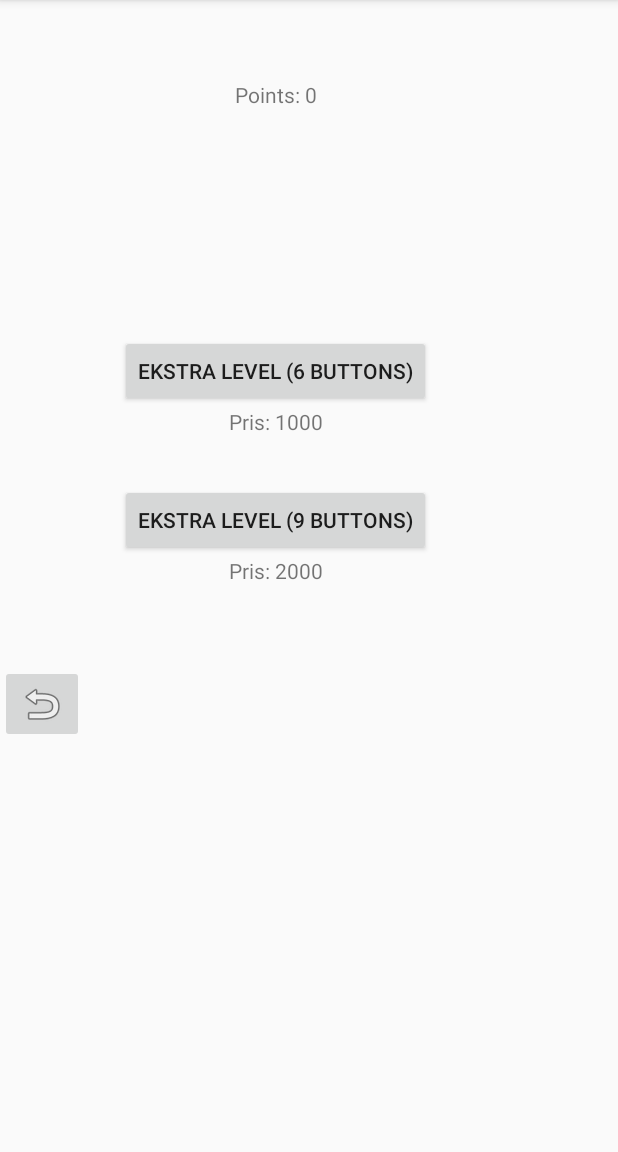
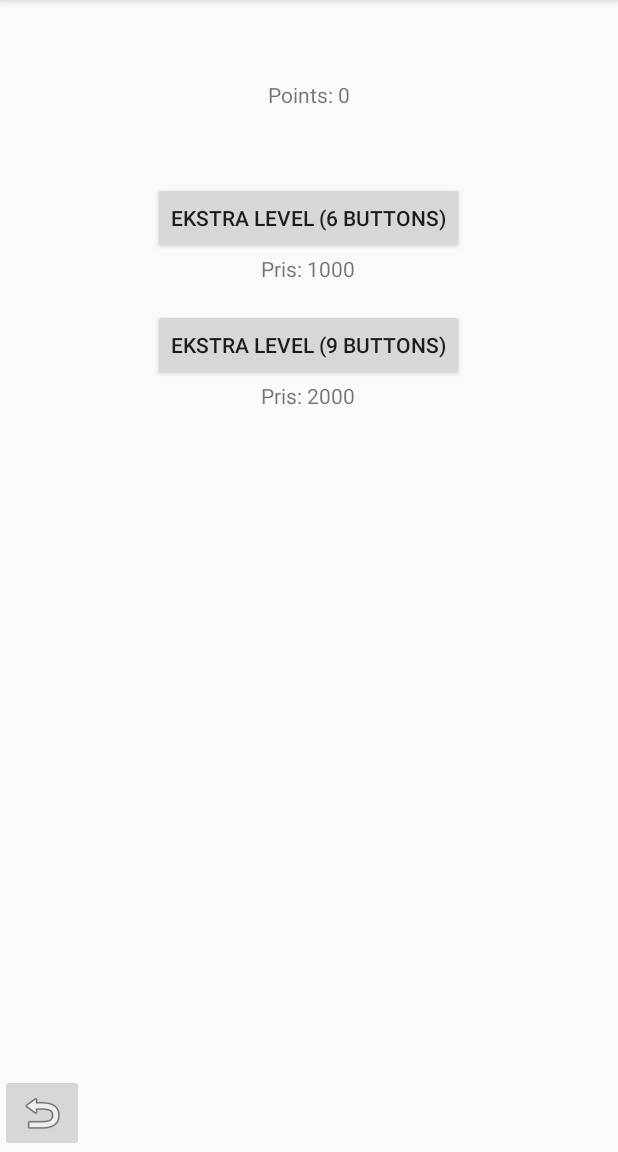
Before and after one commit to UNFDanmark/SDC2017-TapTapMemory, an Android app: the StoreActivity screen opened directly, with no data from a screen before it, on a phone screen of 412 x 824 dp, the part 84-1236 px from its top. Run offline under Robolectric (Android 15) with nearby library versions, the phone set to English and light mode, and no system bars.

Commit message:
Fixed formating.

```diff
--- a/app/src/main/res/layout/activity_store.xml
+++ b/app/src/main/res/layout/activity_store.xml
@@ -1,44 +1,30 @@
 <?xml version="1.0" encoding="utf-8"?>
-<android.support.constraint.ConstraintLayout xmlns:android="http://schemas.android.com/apk/res/android"
+<RelativeLayout xmlns:android="http://schemas.android.com/apk/res/android"
     xmlns:app="http://schemas.android.com/apk/res-auto"
     xmlns:tools="http://schemas.android.com/tools"
+    android:id="@+id/relativeLay"
     android:layout_width="match_parent"
-    android:layout_height="match_parent"
-    tools:context="software.unf.dk.simonsaysworkingproject.StoreActivity">
+    android:layout_height="wrap_content"
+    tools:layout_editor_absoluteY="8dp"
+    tools:layout_editor_absoluteX="8dp"
+    tools:context="software.unf.dk.simonsaysworkingproject.MainActivity">
 
     <RelativeLayout
-        android:layout_width="368dp"
-        android:layout_height="495dp"
-        tools:layout_editor_absoluteY="8dp"
-        tools:layout_editor_absoluteX="8dp">
-
-        <TextView
-            android:id="@+id/points2"
-            android:layout_width="wrap_content"
-            android:layout_height="wrap_content"
-            android:layout_alignParentTop="true"
-            android:layout_centerHorizontal="true"
-            android:layout_marginTop="53dp"
-            android:text="0 POINTS" />
+        android:layout_width="wrap_content"
+        android:layout_height="wrap_content"
+        android:layout_centerHorizontal="true"
+        android:layout_marginTop="100dp">
 
         <Button
             android:id="@+id/level2"
             android:layout_width="wrap_content"
             android:layout_height="wrap_content"
-            android:layout_centerHorizontal="true"
-            android:layout_centerVertical="true"
             android:text="Ekstra level (6 buttons)"
-            android:onClick="newLevel"/>
-
-        <ImageButton
-            android:id="@+id/imageButton"
-            android:layout_width="wrap_content"
-            android:layout_height="wrap_content"
-            app:srcCompat="@android:drawable/ic_menu_revert"
-            android:layout_alignParentBottom="true"
+            android:onClick="newLevel"
+            android:layout_alignParentTop="true"
             android:layout_alignParentLeft="true"
             android:layout_alignParentStart="true"
-            android:onClick="back"/>
+            android:layout_marginTop="21dp" />
 
         <TextView
             android:id="@+id/pris"
@@ -52,11 +38,12 @@
             android:id="@+id/level3"
             android:layout_width="wrap_content"
             android:layout_height="wrap_content"
+            android:layout_marginTop="17dp"
+            android:onClick="newLevel2"
+            android:text="Ekstra level (9 buttons)"
             android:layout_below="@+id/pris"
-            android:layout_centerHorizontal="true"
-            android:layout_marginTop="32dp"
-            android:onClick="newLevel2"
-            android:text="Ekstra level (9 buttons)" />
+            android:layout_alignParentLeft="true"
+            android:layout_alignParentStart="true" />
 
         <TextView
             android:id="@+id/pris2"
@@ -67,4 +54,24 @@
             android:layout_below="@+id/level3"
             android:text="Pris: 2000" />
     </RelativeLayout>
-</android.support.constraint.ConstraintLayout>
+
+        <TextView
+            android:id="@+id/points2"
+            android:layout_width="wrap_content"
+            android:layout_height="wrap_content"
+            android:layout_alignParentTop="true"
+            android:layout_centerHorizontal="true"
+            android:layout_marginTop="53dp"
+            android:text="0 POINTS" />
+         <ImageButton
+            android:id="@+id/imageButton"
+            android:layout_width="wrap_content"
+            android:layout_height="wrap_content"
+            app:srcCompat="@android:drawable/ic_menu_revert"
+            android:layout_alignParentBottom="true"
+            android:layout_alignParentLeft="true"
+            android:layout_alignParentStart="true"
+            android:onClick="back"/>
+
+
+    </RelativeLayout>
```
